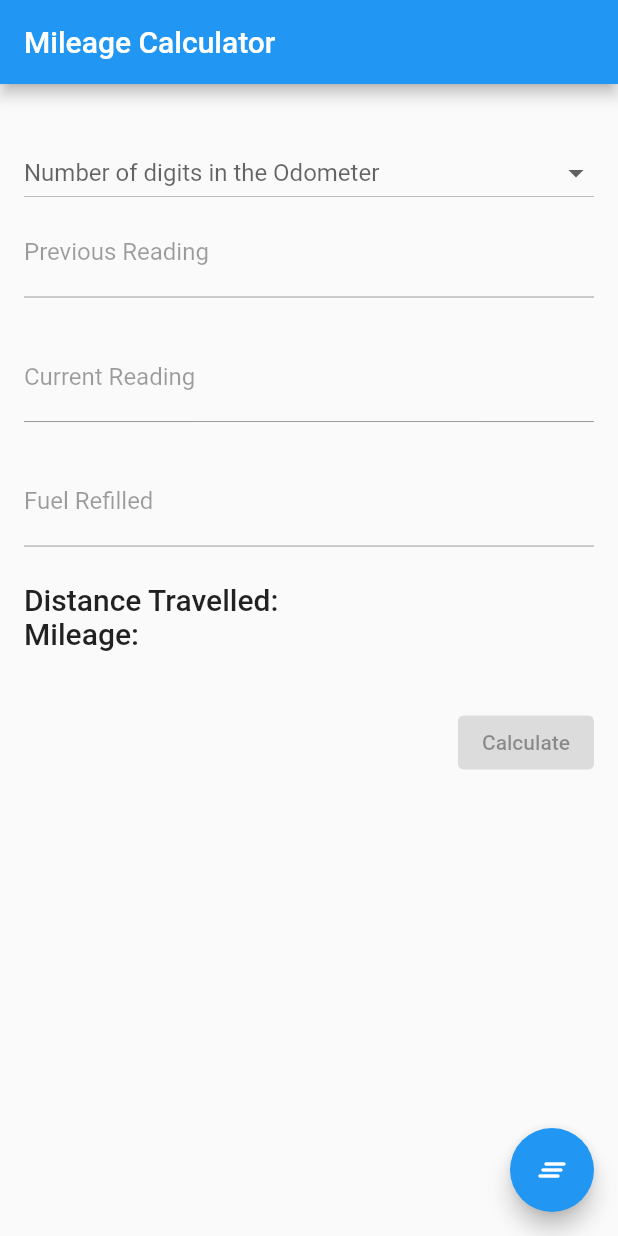
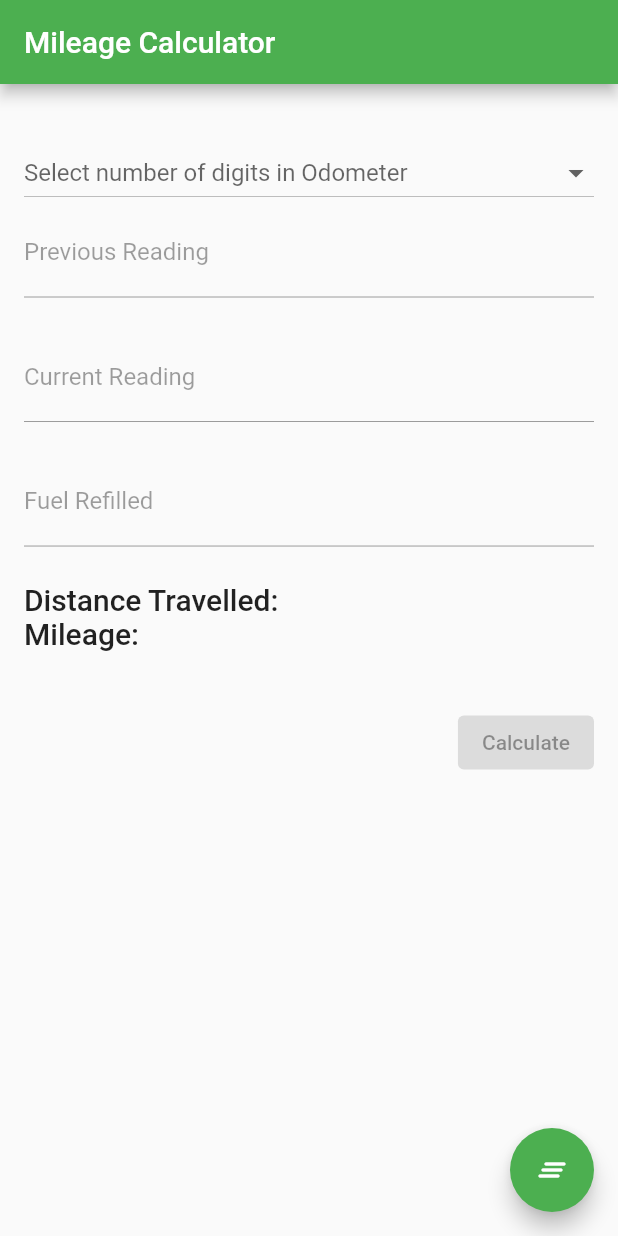
Before and after one commit to jvigneshcs/flutter-Mileage-Calculator, a Flutter app: the screen it shows after launch, on a phone screen of 412 x 824 dp. Run offline on Flutter 3.47's test engine with Material 2 defaults, Android fonts, the phone set to English and light mode, and no system bars; our stand-ins replace tuple.

Commit message:
UI and code cleanup

```diff
--- a/lib/src/models/MileageCalculator.dart
+++ b/lib/src/models/MileageCalculator.dart
@@ -3,11 +3,16 @@ import 'dart:math';
 import 'OdometerDigits.dart';
 import 'package:tuple/tuple.dart';
 
+typedef DistanceAndMileage = Tuple2<int, double>;
+
 class MileageCalculator {
 
-  Tuple2<int, double> calculate(OdometerDigits digits, int previousReading, int currentReading, double refill) {
+  DistanceAndMileage calculate(OdometerDigits digits,
+      int previousReading,
+      int currentReading,
+      double refill) {
     if (refill <= 0) {
-      return Tuple2(0, 0);
+      return DistanceAndMileage(0, 0);
     }
     final int maxReading = pow(10, digits.digits).toInt() - 1;
     int distance = 0;
@@ -17,6 +22,6 @@ class MileageCalculator {
       distance = (maxReading - previousReading) + currentReading;
     }
 
-    return Tuple2(distance, distance / refill);
+    return DistanceAndMileage(distance, distance / refill);
   }
 }
--- a/lib/src/widgets/stateful/MyHomePage.dart
+++ b/lib/src/widgets/stateful/MyHomePage.dart
@@ -75,7 +75,7 @@ class _MyHomePageState extends State<MyHomePage> {
                   child: DropdownButton(
                     isExpanded: true,
                     hint: Text(
-                        'Number of digits in the Odometer'
+                        'Select number of digits in Odometer'
                     ),
                     items: this._supportedItems,
                     onChanged: this._onChangeDigitSelection,
--- a/lib/src/widgets/stateless/MyApp.dart
+++ b/lib/src/widgets/stateless/MyApp.dart
@@ -17,7 +17,7 @@ class MyApp extends StatelessWidget {
         // or simply save your changes to "hot reload" in a Flutter IDE).
         // Notice that the counter didn't reset back to zero; the application
         // is not restarted.
-        primarySwatch: Colors.blue,
+        primarySwatch: Colors.green,
       ),
       home: MyHomePage(title: 'Mileage Calculator'),
     );
```
